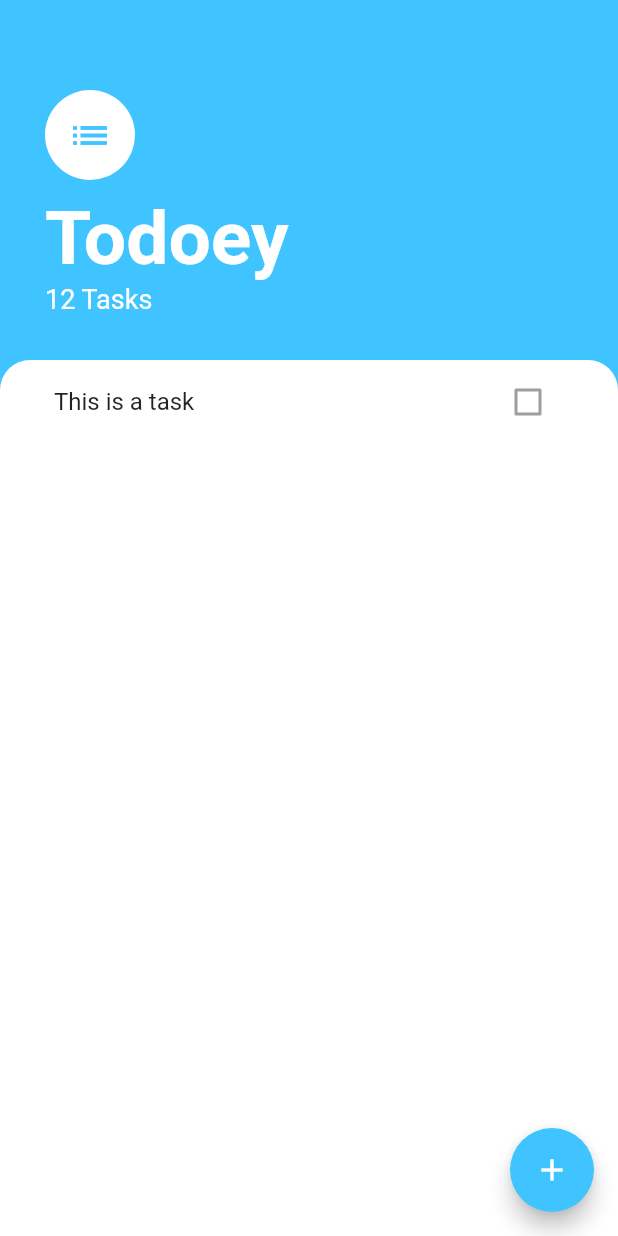
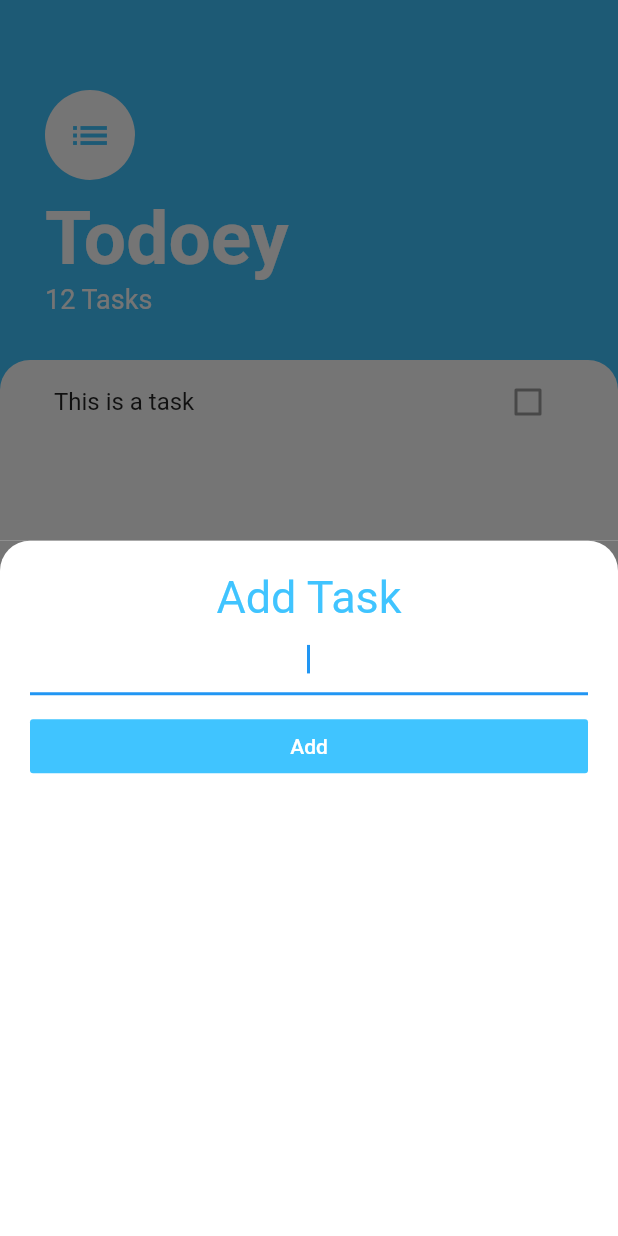
Before and after one commit to tadeumendonca/flutter-bootcamp-with-dart, a Flutter app: the screen it shows after launch, after a tap on the "add" icon, on a phone screen of 412 x 824 dp. Run offline on Flutter 3.47's test engine with Material 2 defaults, Android fonts, the phone set to English and light mode, and no system bars; our stand-ins replace animated_text_kit, audioplayers, cloud_firestore, firebase_auth, flutter_spinkit, font_awesome_flutter and 2 more; accounts and stored records are empty.

Commit message:
Design progress.

```diff
--- /dev/null
+++ b/todoey_app/lib/screens/add_task_screen.dart
@@ -0,0 +1,45 @@
+import 'package:flutter/material.dart';
+
+class AddTaskScreen extends StatelessWidget {
+  @override
+  Widget build(BuildContext context) {
+    return Container(
+      color: Color(0xFF757575),
+      child: Container(
+        padding: EdgeInsets.all(20.0),
+        decoration: BoxDecoration(
+          color: Colors.white,
+          borderRadius: BorderRadius.only(
+            topLeft: Radius.circular(20.0),
+            topRight: Radius.circular(20.0),
+          ),
+        ),
+        child: Column(
+          crossAxisAlignment: CrossAxisAlignment.stretch,
+          children: <Widget>[
+            Text(
+              'Add Task',
+              textAlign: TextAlign.center,
+              style: TextStyle(color: Colors.lightBlueAccent, fontSize: 30.0),
+            ),
+            TextField(
+              autofocus: true,
+              textAlign: TextAlign.center,
+            ),
+            SizedBox(
+              height: 10.0,
+            ),
+            FlatButton(
+              child: Text(
+                'Add',
+                style: TextStyle(color: Colors.white),
+              ),
+              color: Colors.lightBlueAccent,
+              onPressed: () {},
+            ),
+          ],
+        ),
+      ),
+    );
+  }
+}
--- a/todoey_app/lib/screens/tasks_screen.dart
+++ b/todoey_app/lib/screens/tasks_screen.dart
@@ -1,5 +1,6 @@
 import 'package:flutter/material.dart';
 import 'package:todoeyapp/widgets/tasks_list.dart';
+import 'package:todoeyapp/screens/add_task_screen.dart';
 
 class TasksScreen extends StatelessWidget {
   @override
@@ -7,7 +8,10 @@ class TasksScreen extends StatelessWidget {
     return Scaffold(
       backgroundColor: Colors.lightBlueAccent,
       floatingActionButton: FloatingActionButton(
-        onPressed: () {},
+        onPressed: () {
+          showModalBottomSheet(
+              context: context, builder: (context) => AddTaskScreen());
+        },
         backgroundColor: Colors.lightBlueAccent,
         child: Icon(Icons.add),
       ),
```
